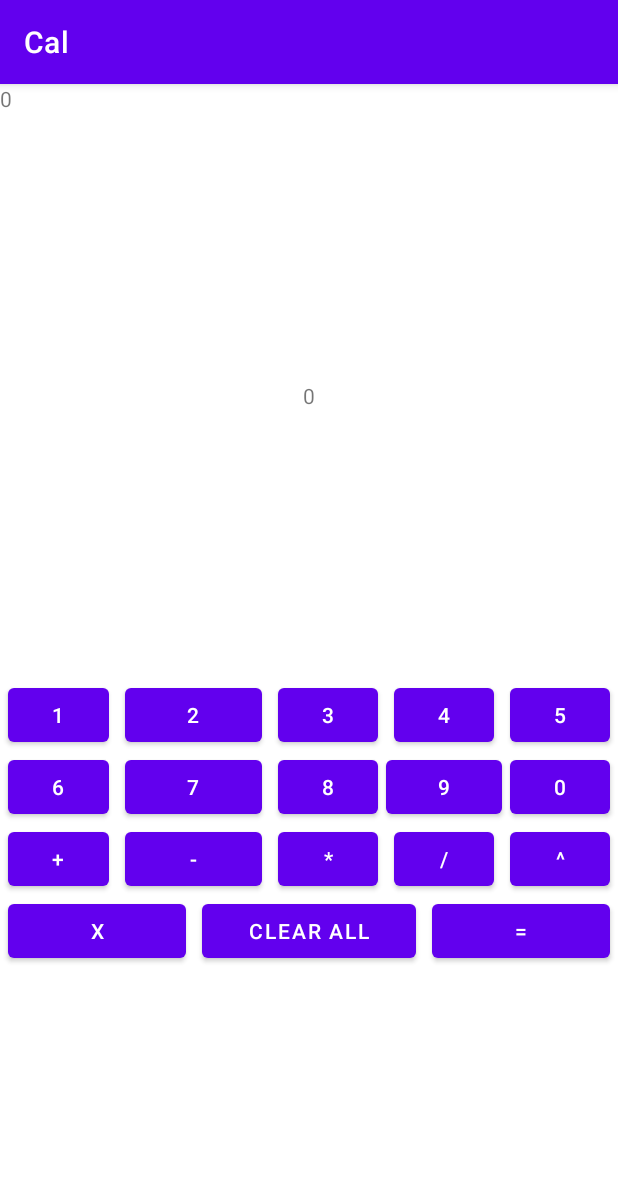
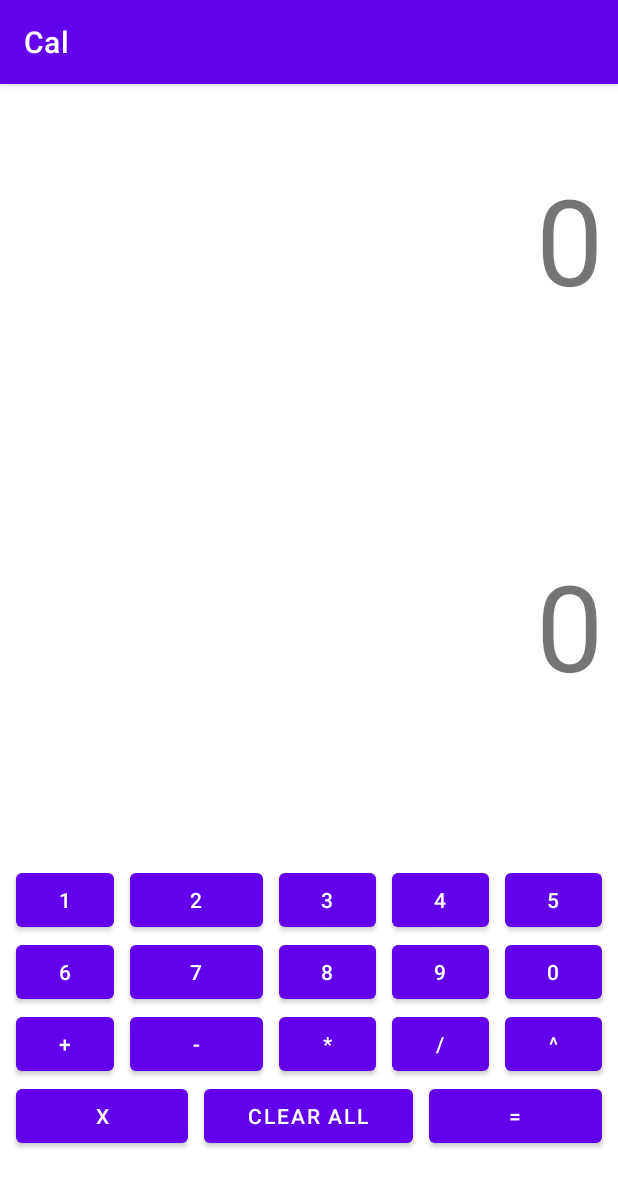
Before and after one commit to ha2320/Cal, an Android app: the screen it shows after launch (MainActivity), on a phone screen of 412 x 824 dp. Shown: the top 1187 px of the screen. Run offline under Robolectric (Android 15) with nearby library versions, the phone set to English and light mode, and no system bars; 21 statements that could not run were skipped.

Commit message:
temporarily save project after deleting configuration of activity_main.xml(v26)

```diff
--- a/app/src/main/java/com/example/cal/activities/MainActivity.kt
+++ b/app/src/main/java/com/example/cal/activities/MainActivity.kt
@@ -4,6 +4,7 @@ import android.content.Context
 import androidx.appcompat.app.AppCompatActivity
 import android.os.Bundle
 import android.util.AttributeSet
+import android.util.Log
 import android.view.View
 import android.widget.Button
 import android.widget.Toast
@@ -26,17 +27,13 @@ class MainActivity : AppCompatActivity() {
     override fun onCreate(savedInstanceState: Bundle?) {
         super.onCreate(savedInstanceState)
         setContentView(R.layout.activity_main)
-    }
-
-    override fun onStart() {
-        super.onStart()
+        binding = ActivityMainBinding.inflate(layoutInflater)
     }
 
     override fun onResume() {
         super.onResume()
-        binding = ActivityMainBinding.inflate(layoutInflater)
+        Log.d("check binding",binding.toString())
         handleClicks()
-
     }
     private fun handleClicks() {
         // handle clicks for digit buttons
@@ -59,13 +56,14 @@ class MainActivity : AppCompatActivity() {
         handleClicksForOperatorButton(binding.opPower)
 
         // handle clicks for action buttons
+
         handleDeleteButtonClick()
         handleClearAllButtonClick()
         handleShowResultClick()
     }
 
     private fun handleShowResultClick() {
-        binding.resultOutput!!.setOnClickListener {
+        this.binding.resultOutput.setOnClickListener {
             try {
                 calculation =
                     Calculation(number1 = numb1Str.toDouble(), number2 = numb2Str.toDouble())
@@ -84,12 +82,12 @@ class MainActivity : AppCompatActivity() {
                 Operator.POWER -> calculation.power().toString()
                 else -> resultStr
             }
-            binding.resultOutput!!.setText(resultStr)
+            binding.resultOutput.text = resultStr
         }
     }
 
     private fun handleClearAllButtonClick() {
-        binding.clearAll!!.setOnClickListener{
+        this.binding.clearAll.setOnClickListener{
             numb1Str = ""
             numb2Str = ""
             resultStr = ""
@@ -97,13 +95,13 @@ class MainActivity : AppCompatActivity() {
             editingFirstNumber = true
             editingSecondNumber = false
             updateFormula()
-            binding.resultOutput!!.setText("0")
-            Toast.makeText(this," ClearAll has been instantiated", Toast.LENGTH_SHORT).show()
+            binding.resultOutput.text = "0"
         }
     }
 
     private fun handleDeleteButtonClick() {
-        binding.deleteChar!!.setOnClickListener {
+        Log.d("check delete", this.binding.characterDeleter.toString())
+        this.binding.characterDeleter.setOnClickListener {
             when {
                 formulaStr.length == operatorPosition -> {
                     editingFirstNumber = false
@@ -118,8 +116,8 @@ class MainActivity : AppCompatActivity() {
                     editingSecondNumber = true
                 }
             }
-            if (editingFirstNumber) numb1Str.dropLast(1)
-            else if (editingSecondNumber) numb2Str.dropLast(1)
+            if (editingFirstNumber && numb1Str.isNotEmpty()) numb1Str.dropLast(1)
+            else if (editingSecondNumber && numb2Str.isNotEmpty()) numb2Str.dropLast(1)
             else {
                 currentOperator = Operator.UNDEFINED
                 editingFirstNumber = true
@@ -149,8 +147,7 @@ class MainActivity : AppCompatActivity() {
         }
     }
 
-    private fun handleClicksForDigitButton(numberButton: Button) {
-        val typedNumberCharacterStringValue: String = when(numberButton.id){
+    private fun getNumberStringValueFromDigitButtonID(numberButtonID: Int): String =  when(numberButtonID){
         binding.numb1.id -> resources.getString(R.string._1)
         binding.numb2.id -> resources.getString(R.string._2)
         binding.numb3.id -> resources.getString(R.string._3)
@@ -163,9 +160,11 @@ class MainActivity : AppCompatActivity() {
         binding.numb0.id -> resources.getString(R.string._0)
         else -> {""}
     }
+    private fun handleClicksForDigitButton(numberButton: Button) {
         numberButton.setOnClickListener{
-            if (editingFirstNumber) numb1Str += typedNumberCharacterStringValue
-            else numb2Str += typedNumberCharacterStringValue
+            val numberDigit: String = getNumberStringValueFromDigitButtonID(numberButton.id)
+            if (editingFirstNumber) numb1Str += numberDigit
+            else numb2Str += numberDigit
             updateFormula()
         }
     }
@@ -175,6 +174,6 @@ class MainActivity : AppCompatActivity() {
             if(currentOperator == Operator.UNDEFINED)
                 numb1Str
             else numb1Str + currentOperator + numb2Str
-        binding.currentFormula!!.text = if(formulaStr=="") "0" else formulaStr
+        binding.currentFormula.text = if(formulaStr=="") "0" else formulaStr
     }
 }
--- a/app/src/main/res/layout-v26/activity_main.xml
+++ /dev/null
@@ -1,195 +0,0 @@
-<?xml version="1.0" encoding="utf-8"?>
-<LinearLayout xmlns:android="http://schemas.android.com/apk/res/android"
-    xmlns:app="http://schemas.android.com/apk/res-auto"
-    xmlns:tools="http://schemas.android.com/tools"
-    android:layout_width="match_parent"
-    android:layout_height="match_parent"
-    android:orientation="vertical"
-    tools:context=".activities.MainActivity" >
-
-    <TextView
-        android:id="@+id/textView"
-        android:layout_weight="1"
-        android:justificationMode="inter_word"
-        android:layout_width="match_parent"
-        android:layout_height="wrap_content"
-        android:text="@string/_0" />
-
-    <TextView
-        android:id="@+id/textView2"
-        android:layout_weight="1"
-        android:textAlignment="center"
-        android:layout_width="match_parent"
-        android:layout_height="wrap_content"
-        android:text="@string/_0" />
-
-    <TableLayout
-        android:layout_weight="1"
-
-        android:layout_width="match_parent"
-        android:layout_height="wrap_content">
-
-        <TableRow
-            android:layout_width="match_parent"
-            android:layout_height="match_parent">
-
-            <Button
-                android:id="@+id/numb1"
-                android:layout_width="match_parent"
-                android:layout_height="wrap_content"
-                android:layout_marginHorizontal="5dp"
-                android:layout_weight="1"
-                android:text="@string/_1" />
-
-            <Button
-                android:id="@+id/numb2"
-                android:layout_width="match_parent"
-                android:layout_height="wrap_content"
-                android:layout_marginHorizontal="5dp"
-                android:layout_weight="1"
-                android:text="@string/_2" />
-
-            <Button
-                android:id="@+id/numb3"
-                android:layout_width="match_parent"
-                android:layout_height="wrap_content"
-                android:layout_marginHorizontal="5dp"
-                android:layout_weight="1"
-                android:text="@string/_3" />
-
-            <Button
-                android:id="@+id/numb4"
-                android:layout_width="match_parent"
-                android:layout_height="wrap_content"
-                android:layout_marginHorizontal="5dp"
-                android:layout_weight="1"
-                android:text="@string/_4" />
-
-            <Button
-                android:id="@+id/numb5"
-                android:layout_width="match_parent"
-                android:layout_height="wrap_content"
-                android:layout_marginHorizontal="5dp"
-                android:layout_weight="1"
-                android:text="@string/_5" />
-        </TableRow>
-
-        <TableRow
-            android:layout_width="match_parent"
-            android:layout_height="match_parent" >
-
-            <Button
-                android:id="@+id/numb6"
-                android:layout_weight="1"
-                android:layout_marginHorizontal="5dp"
-                android:layout_width="match_parent"
-                android:layout_height="wrap_content"
-                android:text="@string/_6"  />
-
-            <Button
-                android:id="@+id/numb7"
-                android:layout_weight="1"
-                android:layout_marginHorizontal="5dp"
-                android:layout_width="match_parent"
-                android:layout_height="wrap_content"
-                android:text="@string/_7"  />
-
-            <Button
-                android:id="@+id/numb8"
-                android:layout_weight="1"
-                android:layout_marginHorizontal="5dp"
-                android:layout_width="match_parent"
-                android:layout_height="wrap_content"
-                android:text="@string/_8" />
-
-            <Button
-                android:id="@+id/numb9"
-                android:layout_weight="1"
-                android:layout_width="match_parent"
-                android:layout_height="wrap_content"
-                android:text="@string/_9" />
-
-            <Button
-                android:id="@+id/numb0"
-                android:layout_weight="1"
-                android:layout_marginHorizontal="5dp"
-                android:layout_width="match_parent"
-                android:layout_height="wrap_content"
-                android:text="@string/_0" />
-        </TableRow>
-
-        <TableRow
-            android:layout_width="match_parent"
-            android:layout_height="match_parent" >
-
-            <Button
-                android:id="@+id/op_plus"
-                android:layout_weight="1"
-                android:layout_marginHorizontal="5dp"
-                android:layout_width="match_parent"
-                android:layout_height="wrap_content"
-                android:text="@string/_plus" />
-
-            <Button
-                android:id="@+id/op_minus"
-                android:layout_weight="1"
-                android:layout_marginHorizontal="5dp"
-                android:layout_width="match_parent"
-                android:layout_height="wrap_content"
-                android:text="@string/_minus" />
-
-            <Button
-                android:id="@+id/op_multiply"
-                android:layout_weight="1"
-                android:layout_marginHorizontal="5dp"
-                android:layout_width="match_parent"
-                android:layout_height="wrap_content"
-                android:text="@string/_multiply" />
-
-            <Button
-                android:id="@+id/op_divide"
-                android:layout_weight="1"
-                android:layout_marginHorizontal="5dp"
-                android:layout_width="match_parent"
-                android:layout_height="wrap_content"
-                android:text="@string/_divide" />
-
-            <Button
-                android:id="@+id/op_power"
-                android:layout_weight="1"
-                android:layout_marginHorizontal="5dp"
-                android:layout_width="match_parent"
-                android:layout_height="wrap_content"
-                android:text="@string/_power" />
-        </TableRow>
-
-        <TableRow
-            android:layout_width="match_parent"
-            android:layout_height="match_parent" >
-
-            <Button
-                android:id="@+id/button18"
-                android:layout_weight="1"
-                android:layout_marginHorizontal="5dp"
-                android:layout_width="match_parent"
-                android:layout_height="wrap_content"
-                android:text="@string/delete" />
-
-            <Button
-                android:id="@+id/button17"
-                android:layout_weight="1"
-                android:layout_marginHorizontal="5dp"
-                android:layout_width="match_parent"
-                android:layout_height="wrap_content"
-                android:text="@string/clear_all" />
-
-            <Button
-                android:id="@+id/button16"
-                android:layout_weight="1"
-                android:layout_marginHorizontal="5dp"
-                android:layout_width="match_parent"
-                android:layout_height="wrap_content"
-                android:text="@string/equal_mark" />
-        </TableRow>
-    </TableLayout>
-</LinearLayout>
--- a/app/src/main/res/layout/activity_main.xml
+++ b/app/src/main/res/layout/activity_main.xml
@@ -37,6 +37,7 @@
         android:layout_height="wrap_content">
 
         <TableRow
+            android:weightSum="5"
             android:layout_width="match_parent"
             android:layout_height="match_parent">
 
@@ -172,11 +173,13 @@
         </TableRow>
 
         <TableRow
+            android:id="@+id/special_buttons"
             android:layout_width="match_parent"
-            android:layout_height="match_parent" >
+            android:layout_height="match_parent">
 
             <Button
-                android:id="@+id/delete_char"
+                android:id="@+id/character_deleter"
+                android:layout_weight="1"
                 android:layout_marginHorizontal="5dp"
                 android:layout_width="wrap_content"
                 android:layout_height="wrap_content"
```
Lines whose indentation alone changed are shown as unchanged.
